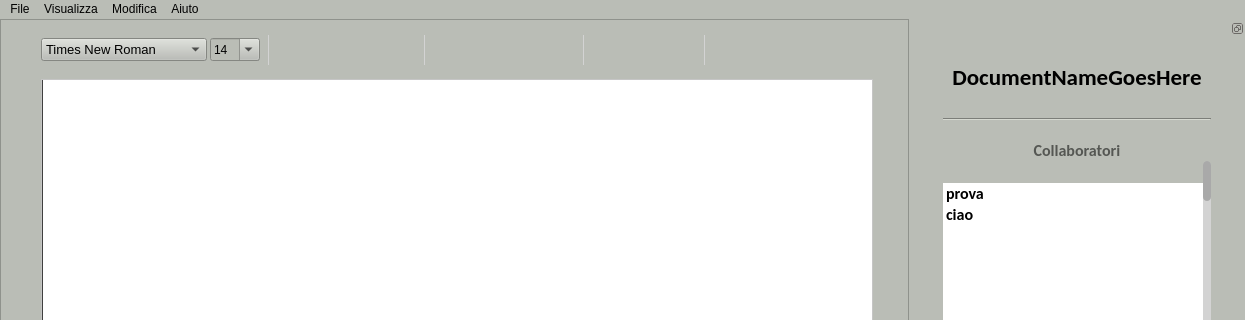
nopesir/pds-project, file client/editorwindow.ui: the form before one commit; both pictures show x 0 to 1245 and y 0 to 320 of the 1245 by 800 pixel window.
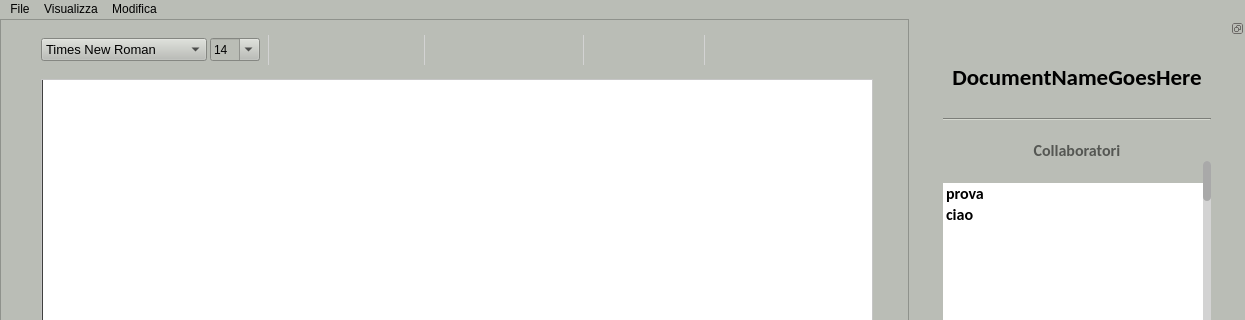
The form after the commit. Icons and pictures are not drawn. Custom widgets are drawn as their Qt base class.

What changed in the file:
```diff
--- a/client/editorwindow.ui
+++ b/client/editorwindow.ui
@@ -1748,11 +1748,6 @@
      <string>Visualizza</string>
     </property>
    </widget>
-   <widget class="QMenu" name="menuAiuto">
-    <property name="title">
-     <string>Aiuto</string>
-    </property>
-   </widget>
    <widget class="QMenu" name="menuModifica">
     <property name="title">
      <string>Modifica</string>
@@ -1761,7 +1756,6 @@
    <addaction name="menuFile"/>
    <addaction name="menuVisualizza"/>
    <addaction name="menuModifica"/>
-   <addaction name="menuAiuto"/>
   </widget>
   <action name="actionInvia_tramite_URI">
    <property name="text">
```
Left out of the diff: 2 changed lines with no effect on the pictures.
